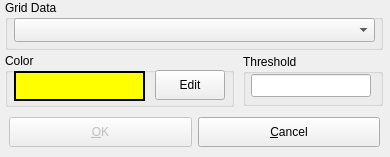
This is source/VIEW/DIALOGS/contourSurfaceDialog.ui in BALL-Project/ball as Qt 5 draws it before an edit. The edited form follows.
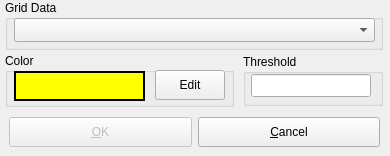
This is the edited form.

```diff
--- a/source/VIEW/DIALOGS/contourSurfaceDialog.ui
+++ b/source/VIEW/DIALOGS/contourSurfaceDialog.ui
@@ -9,7 +9,7 @@
     <x>0</x>
     <y>0</y>
     <width>390</width>
-    <height>157</height>
+    <height>156</height>
    </rect>
   </property>
   <property name="windowTitle" >
```
Left out of the diff: 310 changed lines with no effect on the pictures. Lines whose indentation alone changed are shown as unchanged.
